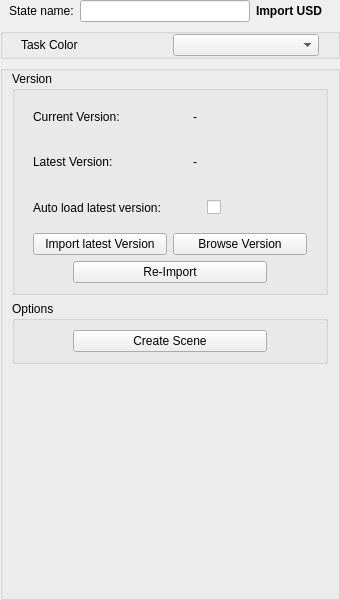
First picture: the form in Fusion/Scripts/StateManagerNodes/StateUserInterfaces/fus_USD_Import.ui, repository Animatect/Prism2_PluginFusion, before the edit.
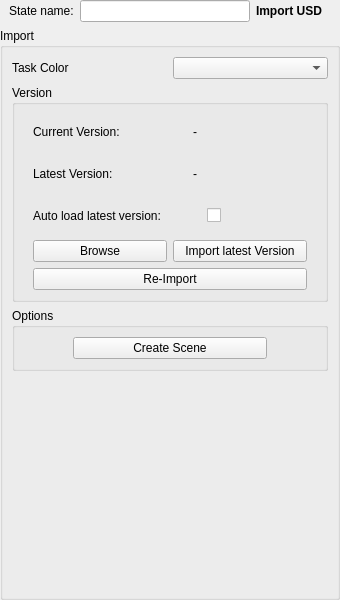
Second picture: the form after the edit.

```diff
--- a/Fusion/Scripts/StateManagerNodes/StateUserInterfaces/fus_USD_Import.ui
+++ b/Fusion/Scripts/StateManagerNodes/StateUserInterfaces/fus_USD_Import.ui
@@ -79,70 +79,32 @@
      </layout>
     </widget>
    </item>
-   <item>
-    <widget class="QGroupBox" name="gb_taskColor">
-     <property name="enabled">
-      <bool>true</bool>
-     </property>
-     <property name="alignment">
-      <set>Qt::AlignLeading|Qt::AlignLeft|Qt::AlignVCenter</set>
-     </property>
-     <property name="checkable">
-      <bool>false</bool>
-     </property>
-     <property name="checked">
-      <bool>false</bool>
-     </property>
-     <layout class="QHBoxLayout" name="f_taskColor">
-      <property name="leftMargin">
-       <number>18</number>
-      </property>
-      <property name="topMargin">
-       <number>0</number>
-      </property>
-      <property name="rightMargin">
-       <number>18</number>
-      </property>
-      <property name="bottomMargin">
-       <number>0</number>
-      </property>
-      <item>
-       <widget class="QLabel" name="l_taskColor">
-        <property name="text">
-         <string>Task Color</string>
-        </property>
-       </widget>
-      </item>
-      <item>
-       <widget class="QComboBox" name="cb_taskColor"/>
-      </item>
-     </layout>
-    </widget>
-   </item>
    <item>
     <widget class="QGroupBox" name="gb_import">
      <property name="title">
-      <string/>
+      <string>Import</string>
      </property>
      <layout class="QVBoxLayout" name="verticalLayout_2">
-      <property name="topMargin">
-       <number>0</number>
-      </property>
-      <property name="bottomMargin">
-       <number>9</number>
-      </property>
+      <item>
+       <layout class="QHBoxLayout" name="f_taskColor">
+        <item>
+         <widget class="QLabel" name="l_taskColor">
+          <property name="text">
+           <string>Task Color</string>
+          </property>
+         </widget>
+        </item>
+        <item>
+         <widget class="QComboBox" name="cb_taskColor"/>
+        </item>
+       </layout>
+      </item>
       <item>
        <widget class="QGroupBox" name="gb_version">
         <property name="title">
          <string>Version</string>
         </property>
         <layout class="QVBoxLayout" name="verticalLayout_3">
-         <property name="topMargin">
-          <number>6</number>
-         </property>
-         <property name="bottomMargin">
-          <number>9</number>
-         </property>
          <item>
           <widget class="QWidget" name="w_currentVersion" native="true">
            <layout class="QHBoxLayout" name="horizontalLayout_5">
@@ -296,6 +258,19 @@
             <property name="bottomMargin">
              <number>0</number>
             </property>
+            <item>
+             <widget class="QPushButton" name="b_browse">
+              <property name="focusPolicy">
+               <enum>Qt::NoFocus</enum>
+              </property>
+              <property name="contextMenuPolicy">
+               <enum>Qt::NoContextMenu</enum>
+              </property>
+              <property name="text">
+               <string>Browse</string>
+              </property>
+             </widget>
+            </item>
             <item>
              <widget class="QPushButton" name="b_importLatest">
               <property name="minimumSize">
@@ -318,19 +293,6 @@
               </property>
              </widget>
             </item>
-            <item>
-             <widget class="QPushButton" name="b_browse">
-              <property name="focusPolicy">
-               <enum>Qt::NoFocus</enum>
-              </property>
-              <property name="contextMenuPolicy">
-               <enum>Qt::NoContextMenu</enum>
-              </property>
-              <property name="text">
-               <string>Browse Version</string>
-              </property>
-             </widget>
-            </item>
            </layout>
           </widget>
          </item>
@@ -343,22 +305,6 @@
             <property name="bottomMargin">
              <number>0</number>
             </property>
-            <item>
-             <spacer name="horizontalSpacer_6">
-              <property name="orientation">
-               <enum>Qt::Horizontal</enum>
-              </property>
-              <property name="sizeType">
-               <enum>QSizePolicy::Fixed</enum>
-              </property>
-              <property name="sizeHint" stdset="0">
-               <size>
-                <width>40</width>
-                <height>20</height>
-               </size>
-              </property>
-             </spacer>
-            </item>
             <item>
              <widget class="QPushButton" name="b_import">
               <property name="focusPolicy">
@@ -369,22 +315,6 @@
               </property>
              </widget>
             </item>
-            <item>
-             <spacer name="horizontalSpacer_5">
-              <property name="orientation">
-               <enum>Qt::Horizontal</enum>
-              </property>
-              <property name="sizeType">
-               <enum>QSizePolicy::Fixed</enum>
-              </property>
-              <property name="sizeHint" stdset="0">
-               <size>
-                <width>40</width>
-                <height>20</height>
-               </size>
-              </property>
-             </spacer>
-            </item>
            </layout>
           </widget>
          </item>
```
Left out of the diff: 2 changed lines with no effect on the pictures.
